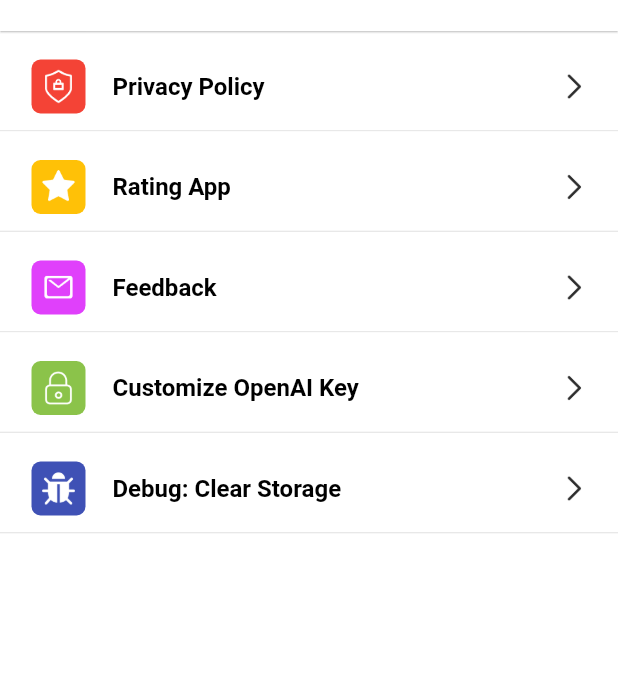
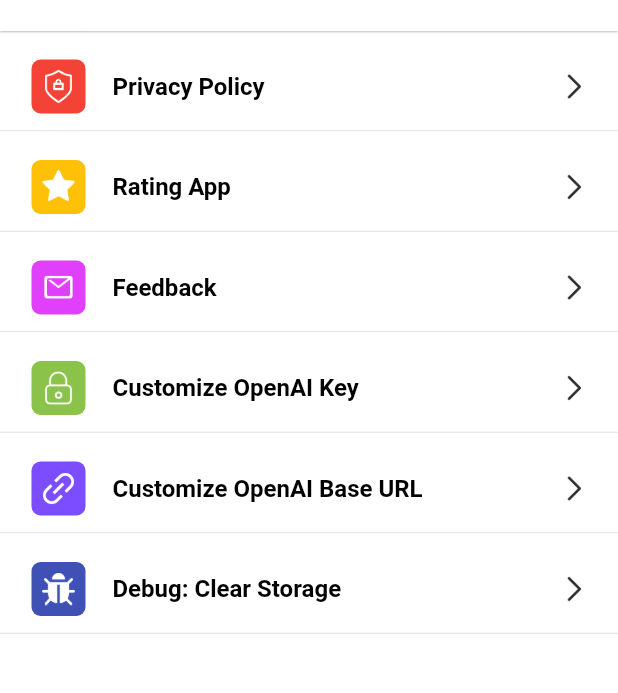
Before and after one commit to Smart0715415/flutter_chatGPT_app, a Flutter app: the screen it shows after launch, after a tap on the "settings" icon, on a phone screen of 412 x 824 dp, the part 59-752 px from its top. Run offline on Flutter 3.47's test engine with Material 2 defaults, Android fonts, the phone set to English and light mode, and no system bars; our stand-ins replace flutter_dotenv, flutter_easyloading, flutter_markdown, flutter_tts, get_storage, lottie and 3 more; missing offline and left inert: dart_openai, sp_util.

Commit message:
feat: support custom openai base url

```diff
--- a/lib/utils/Chatgpt.dart
+++ b/lib/utils/Chatgpt.dart
@@ -1,19 +1,18 @@
 import 'package:dart_openai/openai.dart';
 import 'package:flutter/cupertino.dart';
+import 'package:flutter_dotenv/flutter_dotenv.dart';
 import 'package:get_storage/get_storage.dart';
-import 'package:flutter_dotenv/flutter_dotenv.dart';
 
 class ChatGPT {
-  static ChatGPT _instance = ChatGPT._();
+  static final ChatGPT _instance = ChatGPT._();
 
   factory ChatGPT() => _getInstance();
 
   static ChatGPT get instance => _getInstance();
 
-  ChatGPT._() {}
+  ChatGPT._();
 
   static ChatGPT _getInstance() {
-    _instance ??= ChatGPT._();
     return _instance;
   }
 
@@ -231,6 +230,16 @@ class ChatGPT {
     return '';
   }
 
+  static Future<void> setOpenAIBaseUrl(String url) async {
+    await storage.write('OpenAIBaseUrl', url);
+    await initChatGPT();
+  }
+
+  static String getCacheOpenAIBaseUrl() {
+    String? key = storage.read('OpenAIBaseUrl');
+    return (key ?? "").isEmpty ? "" : key!;
+  }
+
   static Set chatModelTypeList =
       chatModelList.map((map) => map['type']).toSet();
 
@@ -244,7 +253,13 @@ class ChatGPT {
 
   static Future<void> initChatGPT() async {
     String cacheKey = getCacheOpenAIKey();
-    OpenAI.apiKey = cacheKey != '' ? cacheKey : chatGptToken;
+    String cacheUrl = getCacheOpenAIBaseUrl();
+    var apiKey = cacheKey != '' ? cacheKey : chatGptToken;
+    OpenAI.apiKey = apiKey;
+    if (apiKey != chatGptToken) {
+      OpenAI.baseUrl =
+          cacheUrl.isNotEmpty ? cacheUrl : "https://api.openai.com";
+    }
   }
 
   static getRoleFromString(String role) {
```
Also changed, not shown: lib/page/SettingPage.dart (+118 -26 lines), images/url_icon.png (added).
